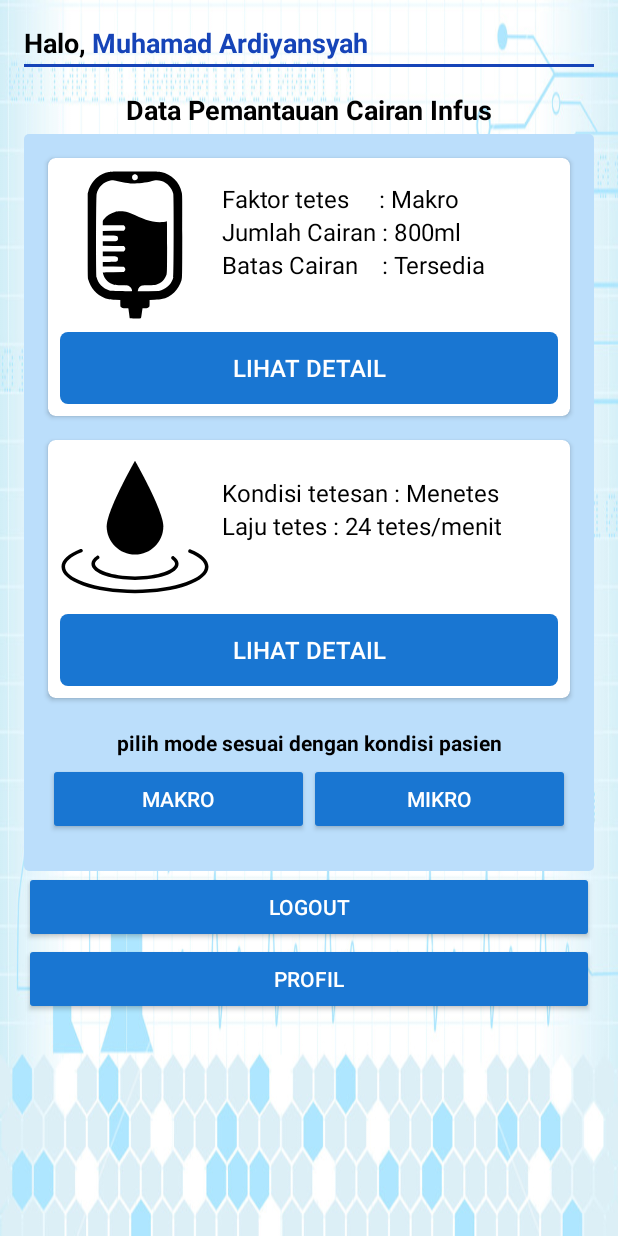
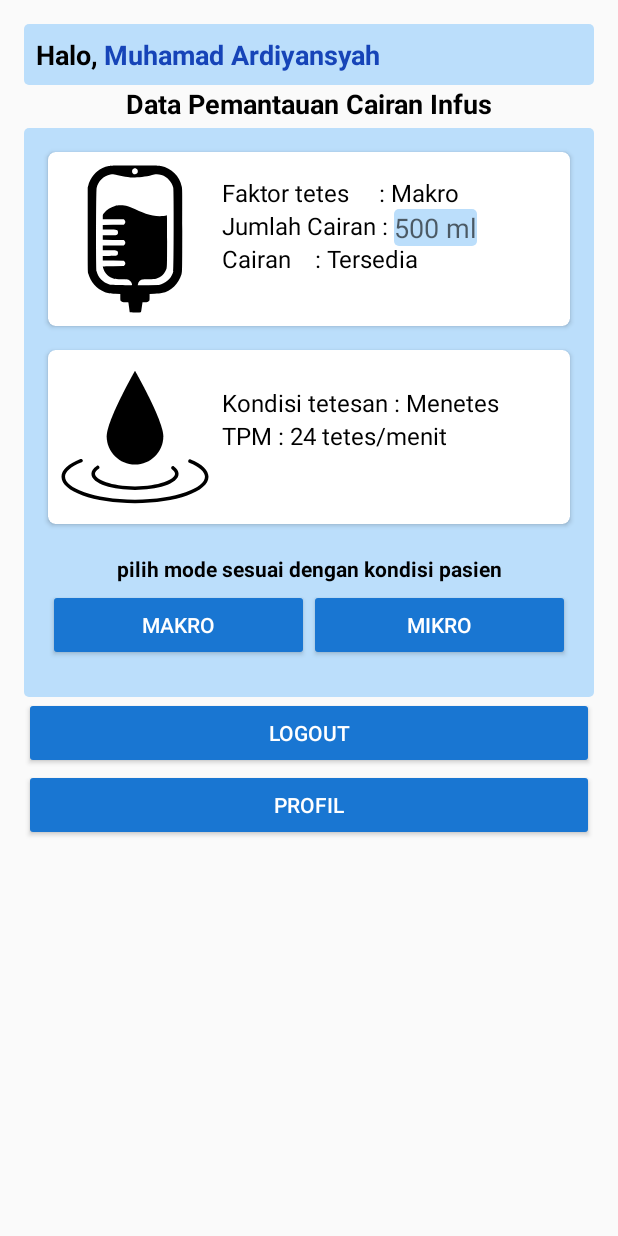
Before and after one commit to ardiyansyahh20/InfusMonitoring, an Android app: the layout activity_main.xml on its own in the app's theme, with its tools: preview values and no code run, on a phone screen of 412 x 824 dp. Run offline under Robolectric (Android 15) with nearby library versions, the phone set to English and light mode, and no system bars.

Commit message:
fix detail user

```diff
--- a/app/src/main/java/com/ardi/infusmonitoring/Activity/DetailUserActivity.kt
+++ b/app/src/main/java/com/ardi/infusmonitoring/Activity/DetailUserActivity.kt
@@ -20,6 +20,11 @@ class DetailUserActivity : AppCompatActivity() {
     var tanggalLahir: String? = ""
     var tanggalMasuk: String? = ""
     var jenisKelamin: String? = ""
+
+    var ft  = 3
+    var jam = 0
+    var ml = 0
+    var tpm = 0
 
     override fun onCreate(savedInstanceState: Bundle?) {
         super.onCreate(savedInstanceState)
--- a/app/src/main/java/com/ardi/infusmonitoring/Activity/LoginActivity.kt
+++ b/app/src/main/java/com/ardi/infusmonitoring/Activity/LoginActivity.kt
@@ -51,7 +51,7 @@ class LoginActivity : AppCompatActivity(), UserView {
 //            tv_pesan_login.setText("Nomor tidak terdaftar ")
 //            tv_pesan_login.visibility = View.VISIBLE
 //        }
-        progressBar.visibility = View.GONE
+        progressBar.visibility = GONE
     }
 
     internal lateinit var window: Window
--- a/app/src/main/java/com/ardi/infusmonitoring/Item/Utils.kt
+++ b/app/src/main/java/com/ardi/infusmonitoring/Item/Utils.kt
@@ -20,7 +20,7 @@ fun View.invisible() {
 @SuppressLint("SimpleDateFormat")
 fun getStringDate(date: String): String? {
     val dateFormat = SimpleDateFormat("yyyy-MM-dd")
-    val output = SimpleDateFormat("EEE, dd MMM yyy")
+    val output = SimpleDateFormat("EEEE, dd MMMM yyy")
     var t: Date? = null
     try {
         t = dateFormat.parse(date)
--- /dev/null
+++ b/app/src/main/res/drawable/ic_baby.xml
@@ -0,0 +1,4 @@
+<vector android:height="24dp" android:viewportHeight="1000"
+    android:viewportWidth="1000" android:width="24dp" xmlns:android="http://schemas.android.com/apk/res/android">
+    <path android:fillColor="#FF000000" android:pathData="M487.4,10h24.4c62.9,6 118.4,57.6 124.9,121.1c9.5,64.9 -34.2,131.8 -97,150c-55.1,17.6 -119.4,-4.6 -152.2,-52.1c-36.9,-49.8 -34,-124.3 7.2,-170.7C417.7,30.5 452.1,14.9 487.4,10zM357.2,333.8c37,-39.3 95.4,-22 142.9,-25.6c47.5,3 105.4,-12.7 142.3,26.3c56.8,55.7 112.2,112.9 169,168.7c13.8,13.2 25.7,28.3 33.2,45.9v9.9c-4.7,34.7 -48.3,57.3 -76.6,33.2c-43.4,-38.1 -81.2,-82.1 -123.1,-121.8c-0.3,35.2 -0.2,70.4 -0.2,105.7c-97.1,0 -194.2,0.1 -291.3,0c0,-35.1 0.1,-70.2 -0.2,-105.3c-35.5,35.1 -70.1,71.4 -105.5,106.8c-14.1,13.9 -32.5,28.2 -53.8,23.4c-18.7,-2.1 -30.6,-17.9 -38.4,-33.6v-19c7.3,-17.7 19.4,-32.7 33.1,-45.9C245.4,446.9 300.4,389.4 357.2,333.8zM258.9,726.4c30.2,-32.9 63,-63.3 94.4,-95c36.8,36.2 73.1,72.9 109.6,109.5c-26.6,27.1 -53.7,53.9 -80.5,80.8c25.6,26.1 52.4,51.1 77.6,77.6c13.3,13.9 26,32.3 20.9,52.5c-3.1,19.1 -19.7,30.6 -35.8,38.3h-23c-26.1,-13.2 -44.5,-36.5 -64.4,-57.2c-30.7,-33.1 -62.9,-64.8 -93.3,-98.2C237.3,806.2 230.9,756.4 258.9,726.4zM534.3,741c36.5,-36.7 72.9,-73.4 109.8,-109.6c30.5,30.7 62.2,60.4 91.9,92.1c27,26.6 26.2,71.9 4.6,101.5c-22.4,28.5 -49.8,52.6 -74,79.5c-29.9,28.9 -54.3,64.7 -91.1,85.5h-23.4c-30.6,-9.3 -48.7,-48.5 -27.6,-75.1c27.1,-33.9 60.7,-61.9 90.6,-93.3C588,794.8 561.2,767.9 534.3,741z"/>
+</vector>
--- /dev/null
+++ b/app/src/main/res/drawable/ic_parent.xml
@@ -0,0 +1,4 @@
+<vector android:height="24dp" android:viewportHeight="1000"
+    android:viewportWidth="1000" android:width="24dp" xmlns:android="http://schemas.android.com/apk/res/android">
+    <path android:fillColor="#FF000000" android:pathData="M37.2,603.5c54.6,-24.1 109.1,-48.2 163.7,-72.3c13.6,-11.5 27.2,-23.1 40.8,-34.6l84.8,193.1L402,496.6c14,11.7 28,23.7 42,35.4l112,48c1.4,-4.5 2.9,-8.6 4.5,-11.9c40.6,-17.1 77,-35.4 101.1,-41.6c24.7,63.8 62.2,110.4 107.7,146.4c49.8,-38.7 85.9,-88.1 111.2,-146.2c25.9,5.1 59.1,16.3 86.3,23.1c23.5,48.4 24.1,164.1 22.9,235.1l-346.9,0c0.8,31.7 0.6,64.6 0,97.8H11.1C6.9,748.9 14.8,653.1 37.2,603.5L37.2,603.5L37.2,603.5zM677.1,342.9c48.8,6.6 142.9,-3.1 182.2,-20.4c1.6,25.7 2.1,75.8 -14,114.1c-7.4,18.1 -18.7,32.5 -30.1,43.6l92.2,2.3c0,0 -9.3,-74.5 -6.4,-93.9C939,124 597,124 634.9,388.6c2.7,19.4 -6.4,93.9 -6.4,93.9l92.9,-2.3c-11.5,-11.1 -22.6,-25.3 -30.3,-43.4c-12.4,-29.9 -14.8,-66.9 -14.6,-93.9H677.1L677.1,342.9L677.1,342.9zM204.6,379.5c-5.1,-51.5 -6.2,-87.9 9.5,-139.4c59.3,-36.2 132,22.2 219.5,2.1c8.6,42.8 11.5,79.3 9.1,139.8c0,0 34,-29.2 38.7,-54.4c4.7,-25.1 -4.1,-136.5 -16.3,-154.2c-48.2,-71.4 -225.7,-73.7 -278.4,-12.1c-14.2,16.7 -30.7,168.8 -15,189.2C187.3,370.6 204.6,379.5 204.6,379.5L204.6,379.5z"/>
+</vector>
--- a/app/src/main/res/layout/activity_main.xml
+++ b/app/src/main/res/layout/activity_main.xml
@@ -4,7 +4,6 @@
     android:layout_width="match_parent"
     android:layout_height="match_parent"
     android:orientation="vertical"
-android:background="@drawable/health"
     tools:context=".Activity.MainActivity">
 
     <LinearLayout
@@ -18,12 +17,15 @@ android:background="@drawable/health"
 
         <RelativeLayout
             android:layout_width="match_parent"
-            android:layout_height="wrap_content">
+            android:layout_height="wrap_content"
+            android:background="@drawable/kotak_login"
+            android:padding="8dp">
 
             <TextView
                 android:id="@+id/tv_halo_menu_utama"
                 android:layout_width="wrap_content"
                 android:layout_height="wrap_content"
+                android:paddingStart="0dp"
                 android:paddingEnd="4dp"
                 android:text="@string/halo"
                 android:textColor="@color/colorBlack"
@@ -31,10 +33,10 @@ android:background="@drawable/health"
                 android:textStyle="bold" />
 
             <TextView
-                android:layout_toEndOf="@id/tv_halo_menu_utama"
                 android:id="@+id/tv_nama_menu_utama"
                 android:layout_width="match_parent"
                 android:layout_height="wrap_content"
+                android:layout_toEndOf="@id/tv_halo_menu_utama"
                 android:text="Muhamad Ardiyansyah"
                 android:textColor="@color/colorPrimaryDark"
                 android:textSize="18sp"
@@ -42,14 +44,14 @@ android:background="@drawable/health"
 
         </RelativeLayout>
 
-        <View
-            android:id="@+id/view"
-            android:layout_width="match_parent"
-            android:layout_height="2dp"
-            android:layout_marginTop="2dp"
-            android:layout_marginBottom="16dp"
-            android:background="@color/colorPrimaryDark"
-            android:visibility="visible" />
+        <!--<View-->
+        <!--android:id="@+id/view"-->
+        <!--android:layout_width="match_parent"-->
+        <!--android:layout_height="2dp"-->
+        <!--android:layout_marginTop="2dp"-->
+        <!--android:layout_marginBottom="16dp"-->
+        <!--android:background="@color/colorPrimaryDark"-->
+        <!--android:visibility="visible" />-->
 
         <TextView
             android:layout_width="match_parent"
@@ -89,7 +91,8 @@ android:background="@drawable/health"
                 android:orientation="horizontal"
                 android:paddingLeft="16dp"
                 android:paddingRight="16dp"
-                android:paddingBottom="8dp">
+                android:paddingBottom="8dp"
+                android:weightSum="2">
 
                 <Button
                     android:id="@+id/btn_set_makro"
@@ -109,6 +112,7 @@ android:background="@drawable/health"
 
             </LinearLayout>
         </LinearLayout>
+
         <Button
             android:id="@+id/btn_logout"
             style="@style/Base.Widget.AppCompat.Button.Colored"
@@ -116,6 +120,7 @@ android:background="@drawable/health"
             android:layout_height="wrap_content"
             android:layout_weight="1"
             android:text="logout" />
+
         <Button
             android:id="@+id/btn_profil"
             style="@style/Base.Widget.AppCompat.Button.Colored"
--- a/app/src/main/res/layout/item_cairan.xml
+++ b/app/src/main/res/layout/item_cairan.xml
@@ -14,7 +14,6 @@
         card_view:cardCornerRadius="5dp">
 
     <LinearLayout
-
             android:id="@+id/cv_infus"
             android:layout_width="match_parent"
             android:layout_height="wrap_content"
@@ -54,14 +53,23 @@
                     android:textColor="@color/colorBlack"
                     android:textSize="16sp"
                     android:id="@+id/tv_item_jumlah"
-                    android:layout_width="match_parent"
+                    android:layout_width="wrap_content"
                     android:layout_height="wrap_content"
                     android:layout_below="@id/tv_item_tetes"
                     android:layout_marginLeft="8dp"
-                    android:layout_marginRight="8dp"
                     android:layout_toEndOf="@id/img_item_infus"
                     android:layout_toRightOf="@id/img_item_infus"
-                    android:text="Jumlah Cairan : 800ml"/>
+                    android:text="Jumlah Cairan : "/>
+
+            <EditText
+                android:background="@drawable/kotak_login"
+                android:id="@+id/edt_jumlah_ml"
+                android:hint="500 ml"
+                android:layout_below="@id/tv_item_tetes"
+                android:layout_width="wrap_content"
+                android:layout_height="wrap_content"
+                android:layout_toRightOf="@id/tv_item_jumlah"
+                />
 
             <TextView
                     android:textColor="@color/colorBlack"
@@ -74,28 +82,28 @@
                     android:layout_below="@id/tv_item_jumlah"
                     android:layout_toEndOf="@+id/img_item_infus"
                     android:layout_toRightOf="@+id/img_item_infus"
-                    android:text="Batas Cairan    : Tersedia"/>
+                    android:text="Cairan    : Tersedia"/>
         </RelativeLayout>
 
-        <LinearLayout
-                android:layout_width="match_parent"
-                android:layout_height="wrap_content"
-                android:orientation="vertical"
-                android:paddingBottom="8dp"
-                android:paddingLeft="8dp"
-                android:paddingRight="8dp">
+        <!--<LinearLayout-->
+                <!--android:layout_width="match_parent"-->
+                <!--android:layout_height="wrap_content"-->
+                <!--android:orientation="vertical"-->
+                <!--android:paddingBottom="8dp"-->
+                <!--android:paddingLeft="8dp"-->
+                <!--android:paddingRight="8dp">-->
 
-            <Button
-                    android:id="@+id/btn_set_detail_cairan"
-                    android:background="@drawable/button_login"
-                    android:layout_width="match_parent"
-                    android:layout_height="wrap_content"
-                    android:textColor="@color/colorWhite"
-                    android:textSize="16sp"
-                    android:text="lihat detail"/>
+            <!--&lt;!&ndash;<Button&ndash;&gt;-->
+                    <!--&lt;!&ndash;android:id="@+id/btn_set_detail_cairan"&ndash;&gt;-->
+                    <!--&lt;!&ndash;android:background="@drawable/button_login"&ndash;&gt;-->
+                    <!--&lt;!&ndash;android:layout_width="match_parent"&ndash;&gt;-->
+                    <!--&lt;!&ndash;android:layout_height="wrap_content"&ndash;&gt;-->
+                    <!--&lt;!&ndash;android:textColor="@color/colorWhite"&ndash;&gt;-->
+                    <!--&lt;!&ndash;android:textSize="16sp"&ndash;&gt;-->
+                    <!--&lt;!&ndash;android:text="lihat detail"/>&ndash;&gt;-->
 
 
-        </LinearLayout>
+        <!--</LinearLayout>-->
     </LinearLayout>
 
 </android.support.v7.widget.CardView>
--- a/app/src/main/res/layout/item_tetesan.xml
+++ b/app/src/main/res/layout/item_tetesan.xml
@@ -1,8 +1,6 @@
 <?xml version="1.0" encoding="utf-8"?>
-<android.support.v7.widget.CardView
-        xmlns:android="http://schemas.android.com/apk/res/android"
+<android.support.v7.widget.CardView xmlns:android="http://schemas.android.com/apk/res/android"
     xmlns:card_view="http://schemas.android.com/apk/res-auto"
-        xmlns:tools="http://schemas.android.com/tools"
     android:id="@+id/card_view"
     android:layout_width="match_parent"
     android:layout_height="wrap_content"
@@ -60,29 +58,29 @@
                     android:layout_marginRight="8dp"
                     android:layout_toEndOf="@id/img_item_tetesan"
                     android:layout_toRightOf="@id/img_item_tetesan"
-                    android:text="Laju tetes : 24 tetes/menit"/>
+                    android:text="TPM : 24 tetes/menit"/>
 
         </RelativeLayout>
 
-        <LinearLayout
-                android:layout_width="match_parent"
-                android:layout_height="wrap_content"
-                android:orientation="vertical"
-                android:paddingBottom="8dp"
-                android:paddingLeft="8dp"
-                android:paddingRight="8dp">
+        <!--<LinearLayout-->
+                <!--android:layout_width="match_parent"-->
+                <!--android:layout_height="wrap_content"-->
+                <!--android:orientation="vertical"-->
+                <!--android:paddingBottom="8dp"-->
+                <!--android:paddingLeft="8dp"-->
+                <!--android:paddingRight="8dp">-->
 
-            <Button
-                    android:id="@+id/btn_set_detail_tetesan"
-                    android:background="@drawable/button_login"
-                    android:layout_width="match_parent"
-                    android:layout_height="wrap_content"
-                    android:textColor="@color/colorWhite"
-                    android:textSize="16sp"
-                    android:text="lihat detail"/>
+            <!--&lt;!&ndash;<Button&ndash;&gt;-->
+                    <!--&lt;!&ndash;android:id="@+id/btn_set_detail_tetesan"&ndash;&gt;-->
+                    <!--&lt;!&ndash;android:background="@drawable/button_login"&ndash;&gt;-->
+                    <!--&lt;!&ndash;android:layout_width="match_parent"&ndash;&gt;-->
+                    <!--&lt;!&ndash;android:layout_height="wrap_content"&ndash;&gt;-->
+                    <!--&lt;!&ndash;android:textColor="@color/colorWhite"&ndash;&gt;-->
+                    <!--&lt;!&ndash;android:textSize="16sp"&ndash;&gt;-->
+                    <!--&lt;!&ndash;android:text="lihat detail"/>&ndash;&gt;-->
 
 
-        </LinearLayout>
+        <!--</LinearLayout>-->
     </LinearLayout>
 
 </android.support.v7.widget.CardView>
--- a/app/src/main/res/values/colors.xml
+++ b/app/src/main/res/values/colors.xml
@@ -8,4 +8,8 @@
     <color name="colorYoungBlue">#BBDEFB</color>
     <color name="colorWhite">#FFFFFF</color>
     <color name="colorBlack">#000000</color>
+    <color name="colorGrapeFruit">#ED5565</color>
+    <color name="colorGrapeFruitDark">#DA4453</color>
+    <color name="colorBitterSweet">#FC6E51</color>
+    <color name="colorBitterSweetDark">#E9573F</color>
 </resources>
--- a/build.gradle
+++ b/build.gradle
@@ -9,7 +9,7 @@ buildscript {
 
     }
     dependencies {
-        classpath 'com.android.tools.build:gradle:3.3.2'
+        classpath 'com.android.tools.build:gradle:3.4.2'
 
         // NOTE: Do not place your application dependencies here; they belong
         // in the individual module build.gradle files
```
Also changed, not shown: app/src/main/AndroidManifest.xml (+6 -1 lines), app/src/main/java/com/ardi/infusmonitoring/Activity/MainActivity.kt (+3 -4 lines), app/src/main/res/layout/activity_detail_user.xml (+21 -9 lines), app/src/main/res/layout/activity_login.xml (+7 -5 lines), gradle/wrapper/gradle-wrapper.properties. Lines whose indentation alone changed are shown as unchanged.
